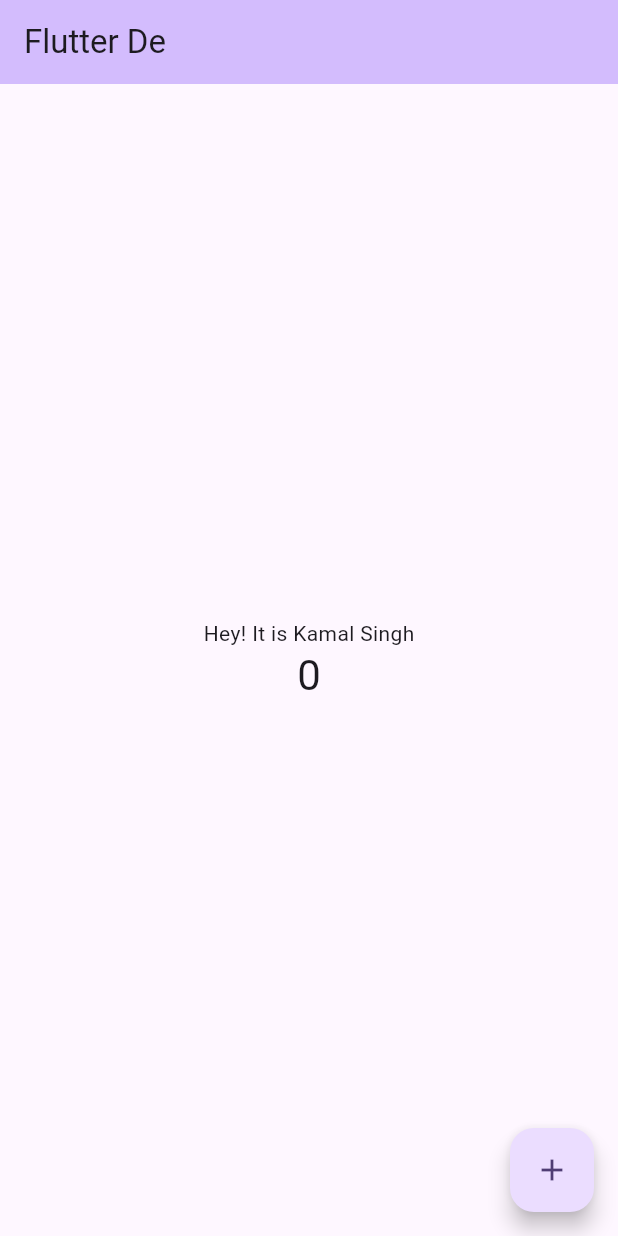
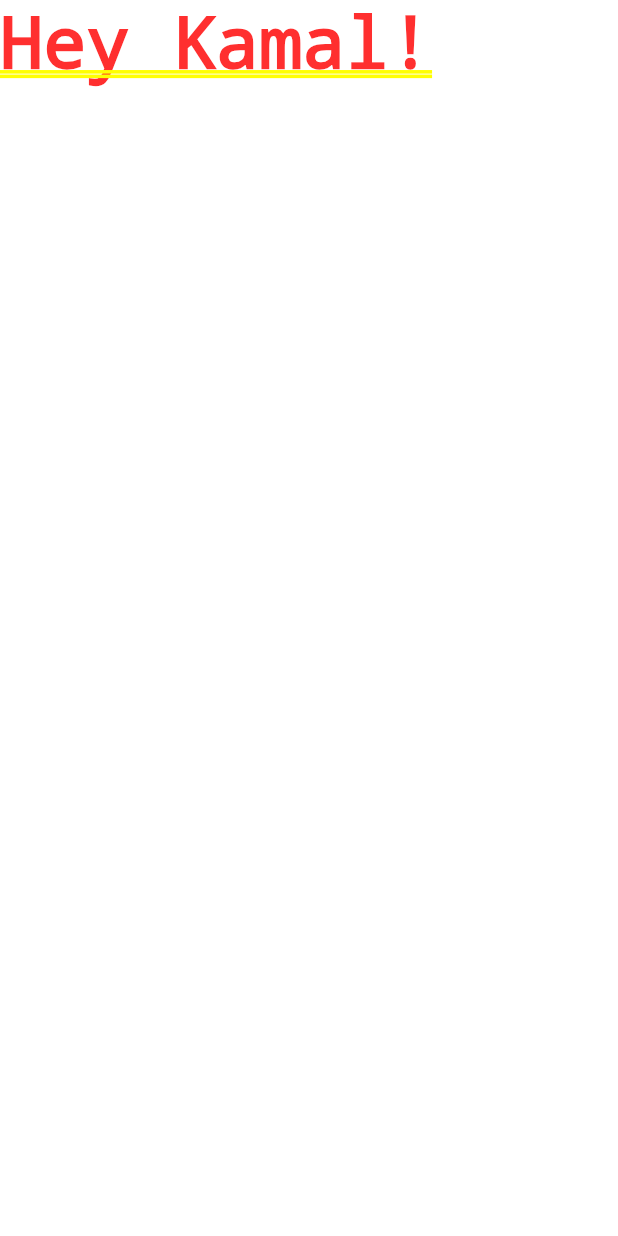
Before and after one commit to KamalSinghgeek/Flutter_Code_Base, a Flutter app: the screen it shows after launch, on a phone screen of 412 x 824 dp. Run offline on Flutter 3.47's test engine with Material 3 defaults, Android fonts, the phone set to English and light mode, and no system bars.

Commit message:
Hey Kamal🥰

```diff
--- a/lib/main.dart
+++ b/lib/main.dart
@@ -1,125 +1,5 @@
 import 'package:flutter/material.dart';
 
-void main() {
-  runApp(const MyApp());
-}
-
-class MyApp extends StatelessWidget {
-  const MyApp({super.key});
-
-  // This widget is the root of your application.
-  @override
-  Widget build(BuildContext context) {
-    return MaterialApp(
-      title: 'Flutter Demo',
-      theme: ThemeData(
-        // This is the theme of your application.
-        //
-        // TRY THIS: Try running your application with "flutter run". You'll see
-        // the application has a purple toolbar. Then, without quitting the app,
-        // try changing the seedColor in the colorScheme below to Colors.green
-        // and then invoke "hot reload" (save your changes or press the "hot
-        // reload" button in a Flutter-supported IDE, or press "r" if you used
-        // the command line to start the app).
-        //
-        // Notice that the counter didn't reset back to zero; the application
-        // state is not lost during the reload. To reset the state, use hot
-        // restart instead.
-        //
-        // This works for code too, not just values: Most code changes can be
-        // tested with just a hot reload.
-        colorScheme: ColorScheme.fromSeed(seedColor: Colors.deepPurple),
-        useMaterial3: true,
-      ),
-      home: const MyHomePage(title: 'Flutter De'),
-    );
-  }
-}
-
-class MyHomePage extends StatefulWidget {
-  const MyHomePage({super.key, required this.title});
-
-  // This widget is the home page of your application. It is stateful, meaning
-  // that it has a State object (defined below) that contains fields that affect
-  // how it looks.
-
-  // This class is the configuration for the state. It holds the values (in this
-  // case the title) provided by the parent (in this case the App widget) and
-  // used by the build method of the State. Fields in a Widget subclass are
-  // always marked "final".
-
-  final String title;
-
-  @override
-  State<MyHomePage> createState() => _MyHomePageState();
-}
-
-class _MyHomePageState extends State<MyHomePage> {
-  int _counter = 0;
-
-  void _incrementCounter() {
-    setState(() {
-      // This call to setState tells the Flutter framework that something has
-      // changed in this State, which causes it to rerun the build method below
-      // so that the display can reflect the updated values. If we changed
-      // _counter without calling setState(), then the build method would not be
-      // called again, and so nothing would appear to happen.
-      _counter++;
-    });
-  }
-
-  @override
-  Widget build(BuildContext context) {
-    // This method is rerun every time setState is called, for instance as done
-    // by the _incrementCounter method above.
-    //
-    // The Flutter framework has been optimized to make rerunning build methods
-    // fast, so that you can just rebuild anything that needs updating rather
-    // than having to individually change instances of widgets.
-    return Scaffold(
-      appBar: AppBar(
-        // TRY THIS: Try changing the color here to a specific color (to
-        // Colors.amber, perhaps?) and trigger a hot reload to see the AppBar
-        // change color while the other colors stay the same.
-        backgroundColor: Theme.of(context).colorScheme.inversePrimary,
-        // Here we take the value from the MyHomePage object that was created by
-        // the App.build method, and use it to set our appbar title.
-        title: Text(widget.title),
-      ),
-      body: Center(
-        // Center is a layout widget. It takes a single child and positions it
-        // in the middle of the parent.
-        child: Column(
-          // Column is also a layout widget. It takes a list of children and
-          // arranges them vertically. By default, it sizes itself to fit its
-          // children horizontally, and tries to be as tall as its parent.
-          //
-          // Column has various properties to control how it sizes itself and
-          // how it positions its children. Here we use mainAxisAlignment to
-          // center the children vertically; the main axis here is the vertical
-          // axis because Columns are vertical (the cross axis would be
-          // horizontal).
-          //
-          // TRY THIS: Invoke "debug painting" (choose the "Toggle Debug Paint"
-          // action in the IDE, or press "p" in the console), to see the
-          // wireframe for each widget.
-          mainAxisAlignment: MainAxisAlignment.center,
-          children: <Widget>[
-            const Text(
-              'Hey! It is Kamal Singh',
-            ),
-            Text(
-              '$_counter',
-              style: Theme.of(context).textTheme.headlineMedium,
-            ),
-          ],
-        ),
-      ),
-      floatingActionButton: FloatingActionButton(
-        onPressed: _incrementCounter,
-        tooltip: 'Increment',
-        child: const Icon(Icons.add),
-      ), // This trailing comma makes auto-formatting nicer for build methods.
-    );
-  }
-}
+void main() => runApp(MaterialApp(
+  home: Text('Hey Kamal!'),
+));
```
Also changed, not shown: 2 other files.
